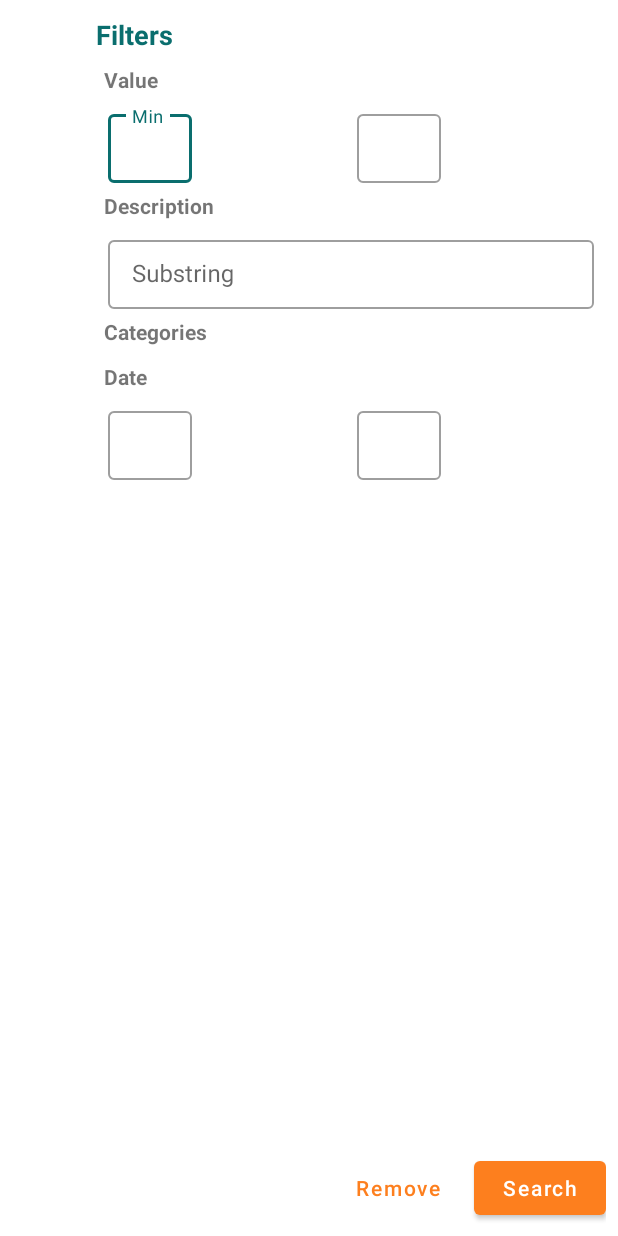
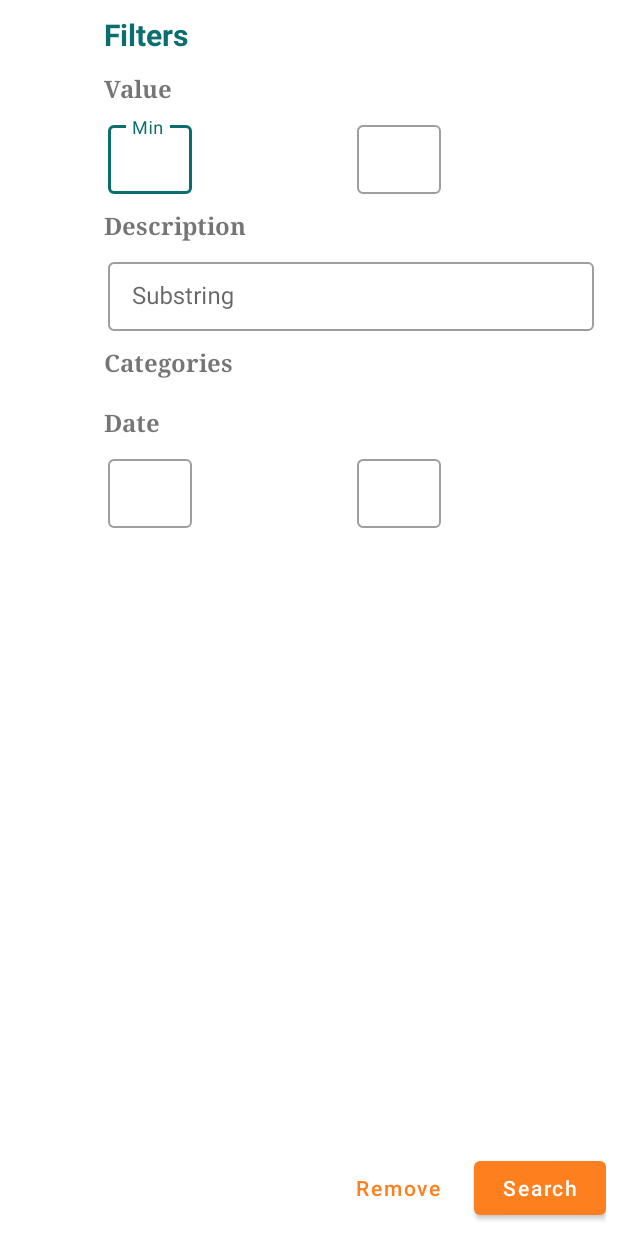
Before and after one commit to jorgeglezca98/outgoingControl, an Android app: the layout filters_dialog.xml on its own in the app's theme, with its tools: preview values and no code run, on a phone screen of 412 x 824 dp. Run offline under Robolectric (Android 15) with nearby library versions, the phone set to English and light mode, and no system bars.

Commit message:
Aesthetics changes (filters).

```diff
--- a/app/src/main/res/layout/filters_dialog.xml
+++ b/app/src/main/res/layout/filters_dialog.xml
@@ -11,6 +11,7 @@
     <ScrollView
         android:layout_width="0dp"
         android:layout_height="0dp"
+        android:fadingEdge="vertical"
         app:layout_constraintBottom_toTopOf="@+id/linearLayout2"
         app:layout_constraintEnd_toEndOf="parent"
         app:layout_constraintStart_toStartOf="parent"
@@ -25,12 +26,13 @@
             <TextView
                 android:layout_width="match_parent"
                 android:layout_height="wrap_content"
+                android:layout_marginStart="5dp"
                 android:layout_marginTop="8dp"
                 android:gravity="start|center_vertical"
                 android:minHeight="30dp"
                 android:text="@string/filters_title"
                 android:textColor="@color/primary0"
-                android:textSize="18sp"
+                android:textSize="20sp"
                 android:textStyle="bold" />
 
             <TextView
@@ -38,8 +40,10 @@
                 android:layout_height="wrap_content"
                 android:layout_marginEnd="5dp"
                 android:layout_marginStart="5dp"
-                android:layout_marginTop="5dp"
+                android:layout_marginTop="10dp"
+                android:fontFamily="serif"
                 android:text="@string/value_title"
+                android:textSize="16sp"
                 android:textStyle="bold" />
 
             <LinearLayout
@@ -96,8 +100,10 @@
                 android:layout_height="wrap_content"
                 android:layout_marginEnd="5dp"
                 android:layout_marginStart="5dp"
-                android:layout_marginTop="5dp"
+                android:layout_marginTop="10dp"
+                android:fontFamily="serif"
                 android:text="@string/description_title"
+                android:textSize="16sp"
                 android:textStyle="bold" />
 
             <android.support.design.widget.TextInputLayout
@@ -124,23 +130,28 @@
                 android:layout_height="wrap_content"
                 android:layout_marginEnd="5dp"
                 android:layout_marginStart="5dp"
-                android:layout_marginTop="5dp"
+                android:layout_marginTop="10dp"
+                android:fontFamily="serif"
                 android:text="@string/categories_title"
+                android:textSize="16sp"
                 android:textStyle="bold" />
 
             <android.support.v7.widget.RecyclerView
                 android:id="@+id/recyclerViewCategoriesSelection"
                 android:layout_width="match_parent"
                 android:layout_height="wrap_content"
-                android:layout_marginTop="5dp" />
+                android:layout_marginStart="8dp"
+                android:layout_marginTop="8dp" />
 
             <TextView
                 android:layout_width="match_parent"
                 android:layout_height="wrap_content"
                 android:layout_marginEnd="5dp"
                 android:layout_marginStart="5dp"
-                android:layout_marginTop="5dp"
+                android:layout_marginTop="10dp"
+                android:fontFamily="serif"
                 android:text="@string/date_title"
+                android:textSize="16sp"
                 android:textStyle="bold" />
 
             <LinearLayout
```
